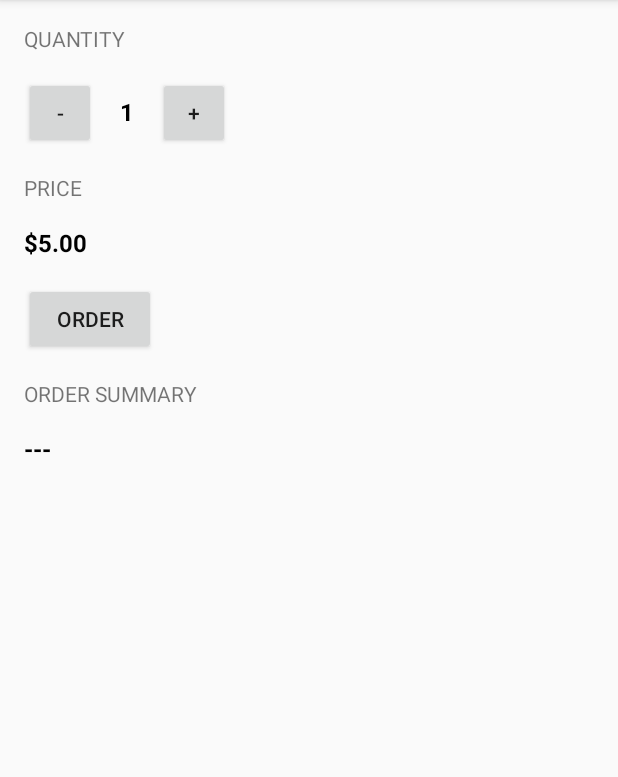
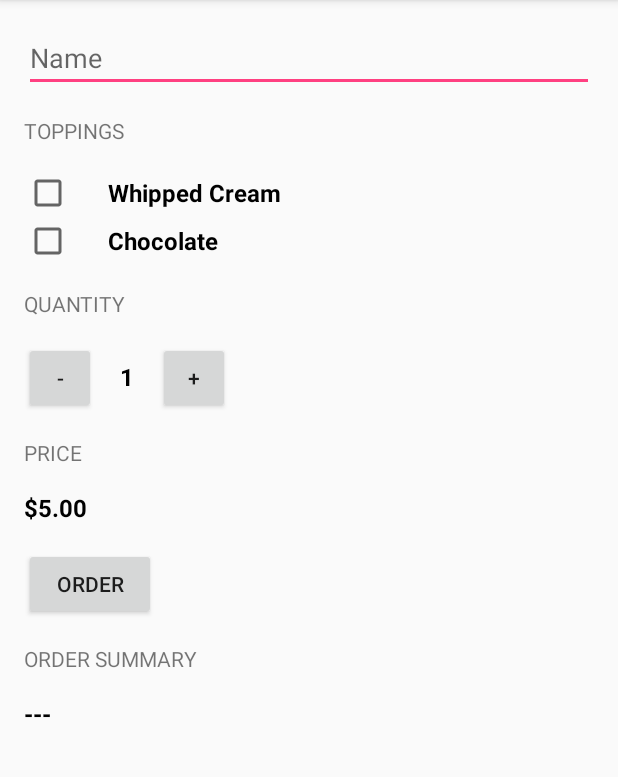
Before and after one commit to HDCS05/justjava2, an Android app: the screen it shows after launch (MainActivity), on a phone screen of 412 x 824 dp, the part 84-861 px from its top. Run offline under Robolectric (Android 15) with nearby library versions, the phone set to English and light mode, and no system bars.

Commit message:
Added conditions to increase the price if the checkboxes of whipped cream and chocolate are selected

```diff
--- a/app/src/main/java/com/example/android/justjava2/MainActivity.java
+++ b/app/src/main/java/com/example/android/justjava2/MainActivity.java
@@ -54,7 +54,7 @@ public class MainActivity extends AppCompatActivity {
      */
     private void updateScreen() {
         displayQuantity(gQuantity);
-        displayPrice(calculatePrice());
+        displayPrice(gQuantity * gPrice);
         displayMessage("---");
     }
 
@@ -63,9 +63,6 @@ public class MainActivity extends AppCompatActivity {
      */
     public void submitOrder(View view) {
 
-        /* calculate the prize */
-        int price = calculatePrice();
-
         /* check if the whipped cream button is selected */
         CheckBox whippedCreamCheckBox = (CheckBox) findViewById(R.id.whipped_cream_checkbox);
         boolean hasWhippedCream = whippedCreamCheckBox.isChecked();
@@ -73,6 +70,9 @@ public class MainActivity extends AppCompatActivity {
         /* check if the chocolate button is selected */
         CheckBox chocolateCheckBox = (CheckBox) findViewById(R.id.chocolate_checkbox);
         boolean hasChocolate = chocolateCheckBox.isChecked();
+
+        /* calculate the prize */
+        int price = calculatePrice(hasWhippedCream, hasChocolate);
 
         /* get the string from the name field */
         EditText nameField = (EditText) findViewById(R.id.name_field);
@@ -87,6 +87,7 @@ public class MainActivity extends AppCompatActivity {
 
         /* send the string to the method that handles the display */
         displayMessage(priceMessage);
+
     }
 
     /**
@@ -94,8 +95,16 @@ public class MainActivity extends AppCompatActivity {
      * globalPrice is the price per cup ordered
      * quantity is the number of cups of coffee ordered
      */
-    private int calculatePrice() {
-        return gQuantity * gPrice;
+    private int calculatePrice(boolean addWhippedCream,
+                               boolean addChocolate) {
+        int basePrice = gPrice;
+        if (addWhippedCream) {
+            basePrice += 1;
+        }
+        if (addChocolate) {
+            basePrice += 2;
+        }
+        return gQuantity * basePrice;
     }
 
     /**
--- a/app/src/main/res/layout/activity_main.xml
+++ b/app/src/main/res/layout/activity_main.xml
@@ -1,11 +1,54 @@
 <?xml version="1.0" encoding="utf-8"?>
-<LinearLayout xmlns:android="http://schemas.android.com/apk/res/android"
+<ScrollView xmlns:android="http://schemas.android.com/apk/res/android"
     xmlns:app="http://schemas.android.com/apk/res-auto"
     xmlns:tools="http://schemas.android.com/tools"
+    android:layout_width="match_parent"
+    android:layout_height="match_parent">
+
+    <LinearLayout
         android:layout_width="match_parent"
         android:layout_height="match_parent"
         android:orientation="vertical"
         tools:context="com.example.android.justjava2.MainActivity">
+
+        <EditText
+            android:id="@+id/name_field"
+            android:layout_width="match_parent"
+            android:layout_height="wrap_content"
+            android:layout_margin="16dp"
+            android:hint="Name"
+            android:inputType="textCapWords" />
+
+        <TextView
+            android:layout_width="wrap_content"
+            android:layout_height="wrap_content"
+            android:layout_marginBottom="16dp"
+            android:layout_marginLeft="16dp"
+            android:text="Toppings"
+            android:textAllCaps="true" />
+        <!--android:layout_marginTop="16dp"-->
+
+        <CheckBox
+            android:id="@+id/whipped_cream_checkbox"
+            android:layout_width="wrap_content"
+            android:layout_height="wrap_content"
+            android:layout_marginLeft="16dp"
+            android:paddingLeft="24dp"
+            android:text="Whipped Cream"
+            android:textColor="@android:color/black"
+            android:textSize="16sp"
+            android:textStyle="bold" />
+
+        <CheckBox
+            android:id="@+id/chocolate_checkbox"
+            android:layout_width="wrap_content"
+            android:layout_height="wrap_content"
+            android:layout_marginLeft="16dp"
+            android:paddingLeft="24dp"
+            android:text="Chocolate"
+            android:textColor="@android:color/black"
+            android:textSize="16sp"
+            android:textStyle="bold" />
 
         <TextView
             android:layout_width="wrap_content"
@@ -96,3 +139,5 @@
             android:textStyle="bold" />
 
     </LinearLayout>
+
+</ScrollView>
--- a/build.gradle
+++ b/build.gradle
@@ -7,7 +7,7 @@ buildscript {
         jcenter()
     }
     dependencies {
-        classpath 'com.android.tools.build:gradle:3.0.1'
+        classpath 'com.android.tools.build:gradle:3.1.0'
 
 
         // NOTE: Do not place your application dependencies here; they belong
```
Also changed, not shown: gradle/wrapper/gradle-wrapper.properties. Lines whose indentation alone changed are shown as unchanged.
